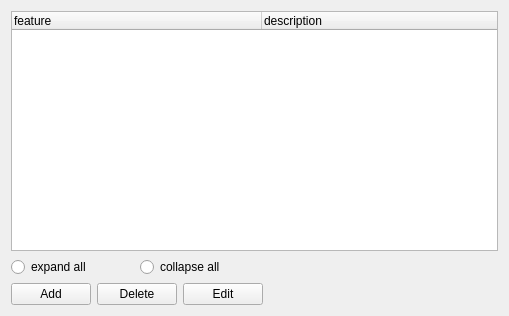
Qt form client/uiforms/features.ui (Wolframe/configurator) before a commit.
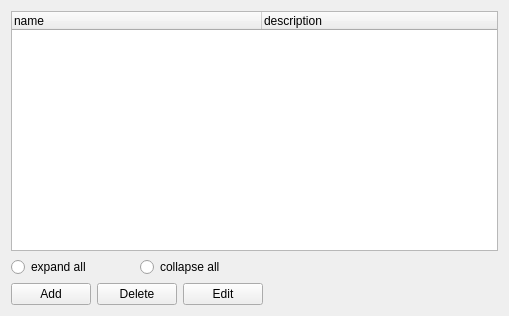
The same form after that commit. Icons and pictures are not drawn.

```diff
--- a/client/uiforms/features.ui
+++ b/client/uiforms/features.ui
@@ -58,7 +58,7 @@
      </attribute>
      <column>
       <property name="text">
-       <string>feature</string>
+       <string>name</string>
       </property>
      </column>
      <column>
```
